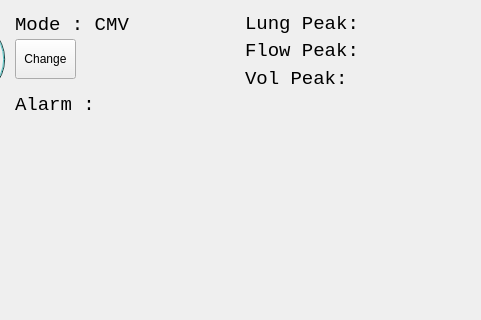
First picture: the form in VentUI.ui, repository jibonaronno/Rhythm, before the edit; both pictures show x 560 to 1041 and y 0 to 320 of the 1041 by 615 pixel window.
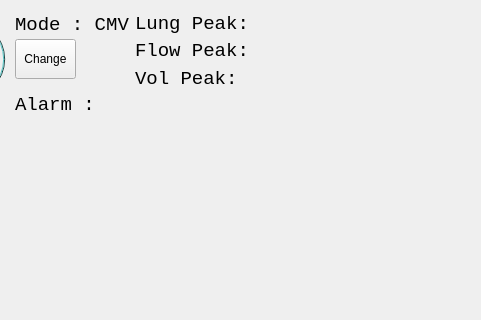
Second picture: the form after the edit. The open tabs and pages were chosen to show the change.

Diff of the .ui file:
```diff
--- a/VentUI.ui
+++ b/VentUI.ui
@@ -984,9 +984,9 @@
              <widget class="QLabel" name="peak_lung">
               <property name="geometry">
                <rect>
-                <x>640</x>
+                <x>530</x>
                 <y>5</y>
-                <width>211</width>
+                <width>321</width>
                 <height>20</height>
                </rect>
               </property>
@@ -1005,9 +1005,9 @@
              <widget class="QLabel" name="peak_flow">
               <property name="geometry">
                <rect>
-                <x>640</x>
+                <x>530</x>
                 <y>32</y>
-                <width>211</width>
+                <width>321</width>
                 <height>20</height>
                </rect>
               </property>
@@ -1026,9 +1026,9 @@
              <widget class="QLabel" name="peak_vol">
               <property name="geometry">
                <rect>
-                <x>640</x>
+                <x>530</x>
                 <y>60</y>
-                <width>211</width>
+                <width>311</width>
                 <height>20</height>
                </rect>
               </property>
```
Left out of the diff: 2 changed lines with no effect on the pictures.
